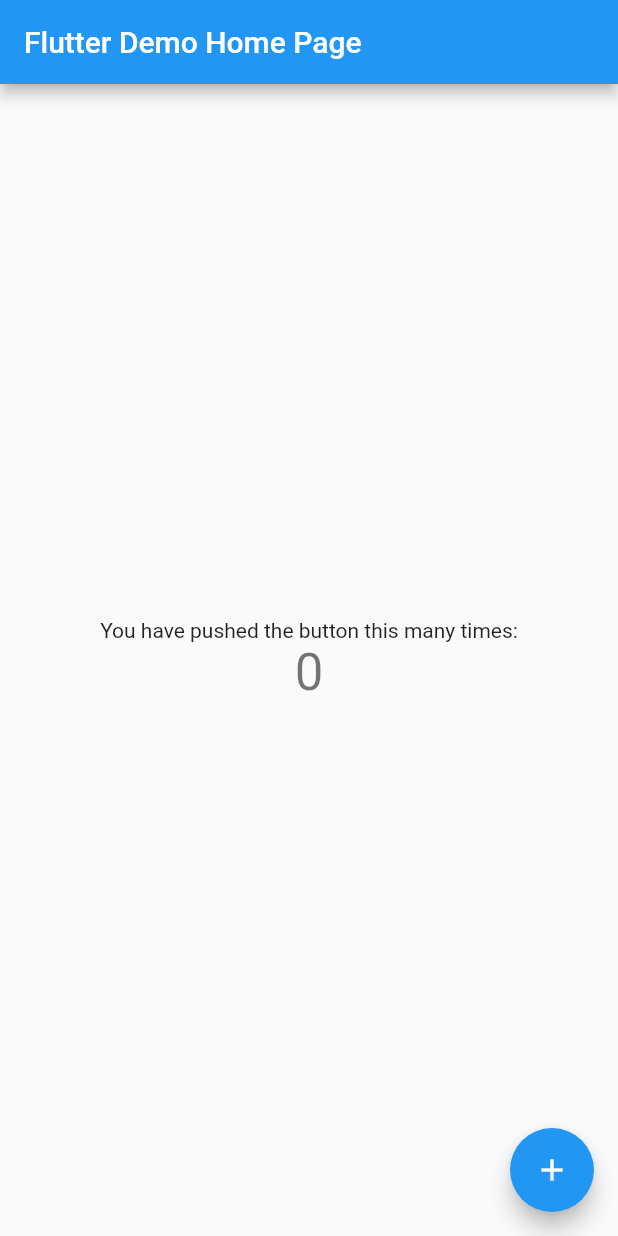
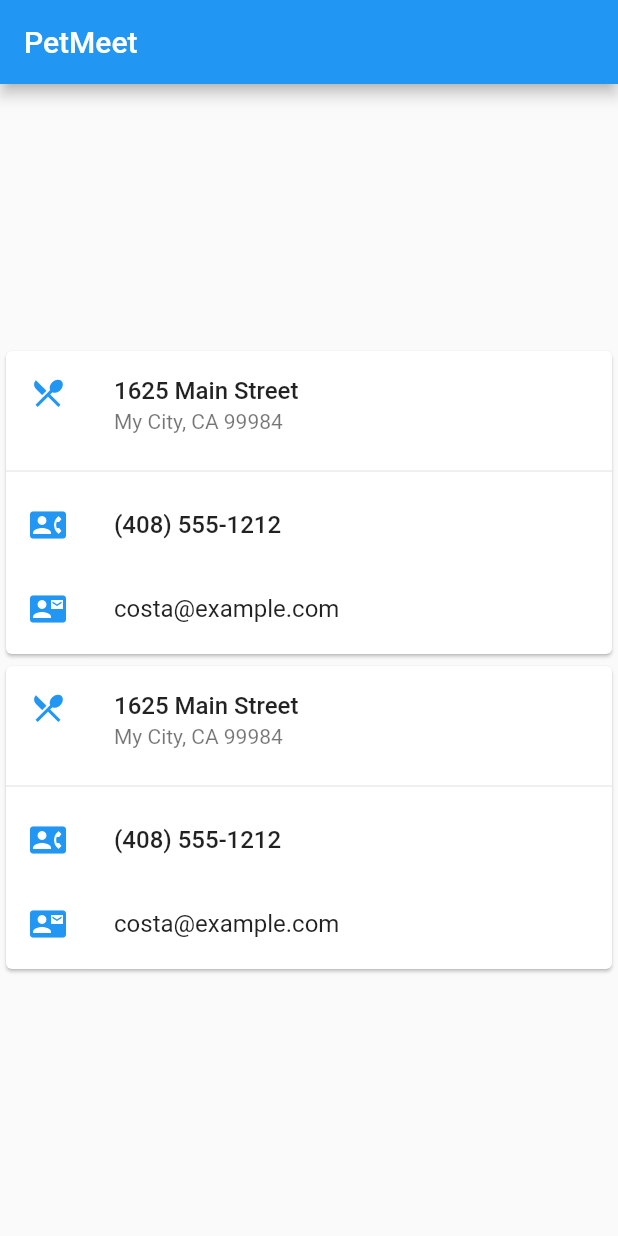
Before and after one commit to PetMeet/petmeet-app, a Flutter app: the screen it shows after launch, on a phone screen of 412 x 824 dp. Run offline on Flutter 3.47's test engine with Material 2 defaults, Android fonts, the phone set to English and light mode, and no system bars; our stand-ins replace bloc, dartz, equatable.

Commit message:
Building UI

```diff
--- a/lib/main.dart
+++ b/lib/main.dart
@@ -7,35 +7,17 @@ class MyApp extends StatelessWidget {
   @override
   Widget build(BuildContext context) {
     return MaterialApp(
-      title: 'Flutter Demo',
+      title: 'PetMeet Structure',
       theme: ThemeData(
-        // This is the theme of your application.
-        //
-        // Try running your application with "flutter run". You'll see the
-        // application has a blue toolbar. Then, without quitting the app, try
-        // changing the primarySwatch below to Colors.green and then invoke
-        // "hot reload" (press "r" in the console where you ran "flutter run",
-        // or simply save your changes to "hot reload" in a Flutter IDE).
-        // Notice that the counter didn't reset back to zero; the application
-        // is not restarted.
         primarySwatch: Colors.blue,
       ),
-      home: MyHomePage(title: 'Flutter Demo Home Page'),
+      home: MyHomePage(title: 'PetMeet'),
     );
   }
 }
 
 class MyHomePage extends StatefulWidget {
   MyHomePage({Key key, this.title}) : super(key: key);
-
-  // This widget is the home page of your application. It is stateful, meaning
-  // that it has a State object (defined below) that contains fields that affect
-  // how it looks.
-
-  // This class is the configuration for the state. It holds the values (in this
-  // case the title) provided by the parent (in this case the App widget) and
-  // used by the build method of the State. Fields in a Widget subclass are
-  // always marked "final".
 
   final String title;
 
@@ -44,68 +26,56 @@ class MyHomePage extends StatefulWidget {
 }
 
 class _MyHomePageState extends State<MyHomePage> {
-  int _counter = 0;
-
-  void _incrementCounter() {
-    setState(() {
-      // This call to setState tells the Flutter framework that something has
-      // changed in this State, which causes it to rerun the build method below
-      // so that the display can reflect the updated values. If we changed
-      // _counter without calling setState(), then the build method would not be
-      // called again, and so nothing would appear to happen.
-      _counter++;
-    });
-  }
-
   @override
   Widget build(BuildContext context) {
-    // This method is rerun every time setState is called, for instance as done
-    // by the _incrementCounter method above.
-    //
-    // The Flutter framework has been optimized to make rerunning build methods
-    // fast, so that you can just rebuild anything that needs updating rather
-    // than having to individually change instances of widgets.
     return Scaffold(
       appBar: AppBar(
-        // Here we take the value from the MyHomePage object that was created by
-        // the App.build method, and use it to set our appbar title.
         title: Text(widget.title),
       ),
       body: Center(
-        // Center is a layout widget. It takes a single child and positions it
-        // in the middle of the parent.
         child: Column(
-          // Column is also a layout widget. It takes a list of children and
-          // arranges them vertically. By default, it sizes itself to fit its
-          // children horizontally, and tries to be as tall as its parent.
-          //
-          // Invoke "debug painting" (press "p" in the console, choose the
-          // "Toggle Debug Paint" action from the Flutter Inspector in Android
-          // Studio, or the "Toggle Debug Paint" command in Visual Studio Code)
-          // to see the wireframe for each widget.
-          //
-          // Column has various properties to control how it sizes itself and
-          // how it positions its children. Here we use mainAxisAlignment to
-          // center the children vertically; the main axis here is the vertical
-          // axis because Columns are vertical (the cross axis would be
-          // horizontal).
           mainAxisAlignment: MainAxisAlignment.center,
           children: <Widget>[
-            Text(
-              'You have pushed the button this many times:',
-            ),
-            Text(
-              '$_counter',
-              style: Theme.of(context).textTheme.display1,
-            ),
+            _buildCard(),
+            _buildCard(),
           ],
         ),
-      ),
-      floatingActionButton: FloatingActionButton(
-        onPressed: _incrementCounter,
-        tooltip: 'Increment',
-        child: Icon(Icons.add),
       ), // This trailing comma makes auto-formatting nicer for build methods.
     );
   }
+
+  Widget _buildCard() => SizedBox(
+    height: 210,
+    child: Card(
+      child: Column(
+        children: [
+          ListTile(
+            title: Text('1625 Main Street',
+                style: TextStyle(fontWeight: FontWeight.w500)),
+            subtitle: Text('My City, CA 99984'),
+            leading: Icon(
+              Icons.restaurant_menu,
+              color: Colors.blue[500],
+            ),
+          ),
+          Divider(),
+          ListTile(
+            title: Text('(408) 555-1212',
+                style: TextStyle(fontWeight: FontWeight.w500)),
+            leading: Icon(
+              Icons.contact_phone,
+              color: Colors.blue[500],
+            ),
+          ),
+          ListTile(
+            title: Text('costa@example.com'),
+            leading: Icon(
+              Icons.contact_mail,
+              color: Colors.blue[500],
+            ),
+          ),
+        ],
+      ),
+    ),
+  );
 }
```
